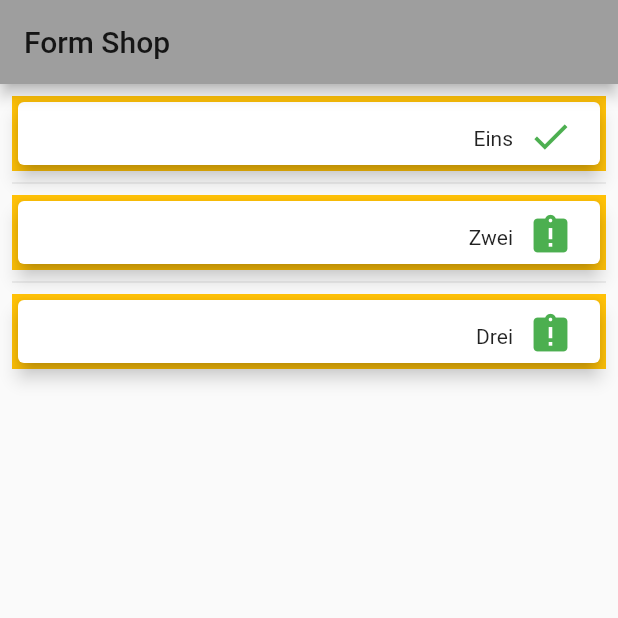
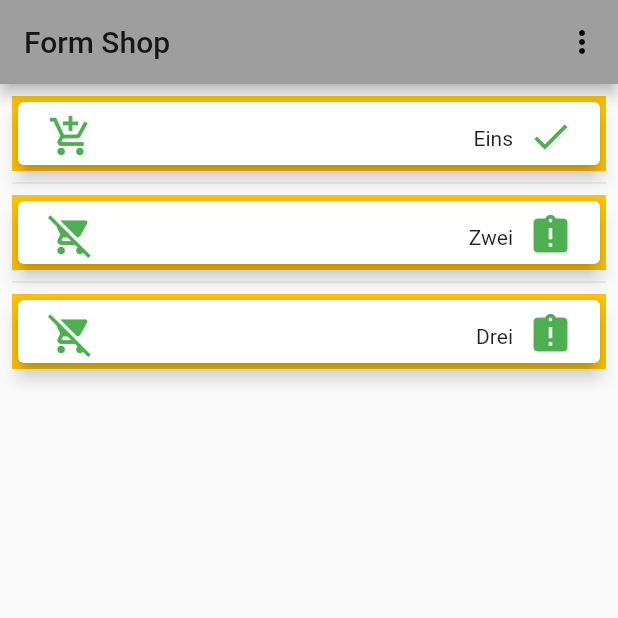
Before and after one commit to christhirst/front, a Flutter app: the screen it shows after launch, on a phone screen of 412 x 824 dp, the top half of it. Run offline on Flutter 3.47's test engine with Material 2 defaults, Android fonts, the phone set to English and light mode, and no system bars.

Commit message:
finished isdone, started cart

```diff
--- a/lib/main.dart
+++ b/lib/main.dart
@@ -1,4 +1,5 @@
 import 'package:flutter/material.dart';
+import 'package:front/providers/cart.dart';
 import 'package:provider/provider.dart';
 import './screens/demand_overview_screen.dart';
 import './screens/demand_details_screen.dart';
@@ -19,8 +20,15 @@ class MyApp extends StatefulWidget {
 class MyAppState extends State<MyApp> {
   @override
   Widget build(BuildContext context) {
-    return ChangeNotifierProvider(
-      builder: (ctx) => Demands(),
+    return MultiProvider(
+      providers: [
+        ChangeNotifierProvider(
+          create: (ctx) => Demands(),
+        ),
+        ChangeNotifierProvider(
+          create: (ctx) => Cart(),
+        )
+      ],
       child: MaterialApp(
         title: 'MyForms',
         theme: ThemeData(
--- /dev/null
+++ b/lib/providers/cart.dart
@@ -0,0 +1,46 @@
+import 'package:flutter/foundation.dart';
+
+class CartItem {
+  final String id;
+  final String title;
+  final int quantity;
+  final double price;
+  CartItem(
+      {@required this.id,
+      @required this.title,
+      @required this.quantity,
+      @required this.price});
+}
+
+class Cart with ChangeNotifier {
+  Map<String, CartItem> _items;
+  Map<String, CartItem> get items {
+    return {..._items};
+  }
+
+  void addItem(
+    String demandId,
+    double price,
+    String title,
+  ) {
+    if (_items.containsKey(demandId)) {
+      _items.update(
+          demandId,
+          (existingCartItem) => CartItem(
+                id: existingCartItem.id,
+                title: existingCartItem.title,
+                price: existingCartItem.price,
+                quantity: existingCartItem.quantity + 1,
+              ));
+    } else {
+      _items.putIfAbsent(
+          demandId,
+          () => CartItem(
+                id: DateTime.now().toString(),
+                title: title,
+                price: price,
+                quantity: 1,
+              ));
+    }
+  }
+}
--- a/lib/screens/demand_overview_screen.dart
+++ b/lib/screens/demand_overview_screen.dart
@@ -1,10 +1,53 @@
 import 'package:flutter/material.dart';
+import 'package:front/providers/demands.dart';
+//import 'package:provider/provider.dart';
 import '../widgets/demands_list.dart';
 
-class DemandOverviewScreen extends StatelessWidget {
+enum FilterOptions {
+  Favorites,
+  All,
+}
+
+class DemandOverviewScreen extends StatefulWidget {
+  @override
+  _DemandOverviewScreenState createState() => _DemandOverviewScreenState();
+}
+
+class _DemandOverviewScreenState extends State<DemandOverviewScreen> {
+  bool _showOnlyIsDone = false;
   @override
   Widget build(BuildContext context) {
+    //for system wide filter
+    //final demandContainer = Provider.of<Demands>(context);
     return Scaffold(
-        appBar: AppBar(title: Text('Form Shop')), body: DemandsList());
+        appBar: AppBar(
+          title: Text('Form Shop'),
+          actions: <Widget>[
+            PopupMenuButton(
+              onSelected: (FilterOptions selectedValue) {
+                setState(() {
+                  if (selectedValue == FilterOptions.Favorites) {
+                    _showOnlyIsDone = true;
+                  } else {
+                    _showOnlyIsDone = false;
+                  }
+                });
+              },
+              icon: Icon(
+                Icons.more_vert,
+              ),
+              itemBuilder: (_) => [
+                PopupMenuItem(
+                    child: Text('Only Favorites'),
+                    value: FilterOptions.Favorites),
+                PopupMenuItem(
+                  child: Text('Show All'),
+                  value: FilterOptions.All,
+                )
+              ],
+            )
+          ],
+        ),
+        body: DemandsList(_showOnlyIsDone));
   }
 }
--- a/lib/widgets/demand_item.dart
+++ b/lib/widgets/demand_item.dart
@@ -38,6 +38,12 @@ class DemandItem extends StatelessWidget {
                                 SizedBox(
                                   height: 10,
                                 ),
+                                IconButton(
+                                  icon: cartIcon(context),
+                                  onPressed: () {
+                                    demand.toggleIsDoneStatus();
+                                  },
+                                ),
                                 Spacer(),
                                 SizedBox(
                                   width: 10,
--- a/lib/widgets/demands_list.dart
+++ b/lib/widgets/demands_list.dart
@@ -4,15 +4,17 @@ import '../widgets/demand_item.dart';
 import '../providers/demands.dart';
 
 class DemandsList extends StatelessWidget {
+  final bool showDones;
+  DemandsList(this.showDones);
   @override
   Widget build(BuildContext context) {
     final demandsData = Provider.of<Demands>(context);
-    final demands = demandsData.items;
+    final demands = showDones ? demandsData.isDoneItems : demandsData.items;
     return ListView.separated(
         padding: const EdgeInsets.all(8),
         itemCount: demands.length,
-        itemBuilder: (ctx, index) => ChangeNotifierProvider(
-            builder: (c) => demands[index],
+        itemBuilder: (ctx, index) => ChangeNotifierProvider.value(
+            value: demands[index],
             child: Container(
               height: 50,
               color: Colors.amber,
--- a/lib/widgets/isdone_icon.dart
+++ b/lib/widgets/isdone_icon.dart
@@ -12,3 +12,14 @@ Widget changeIcon(BuildContext context) {
         size: 30,
       ));
 }
+
+Widget cartIcon(BuildContext context) {
+  final demand = Provider.of<DemandForm>(context);
+  return Align(
+      alignment: Alignment.topRight,
+      child: Icon(
+        demand.isDone ? Icons.add_shopping_cart : Icons.remove_shopping_cart,
+        color: Colors.green,
+        size: 30,
+      ));
+}
```
Also changed, not shown: lib/providers/demands.dart (+19 -0 lines).
